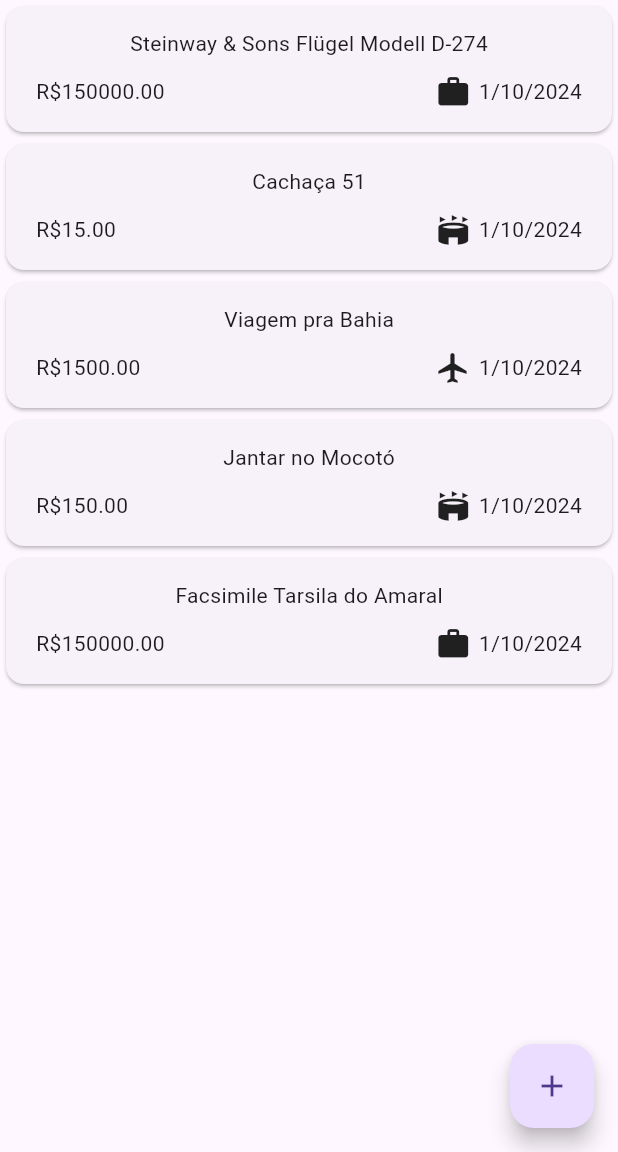
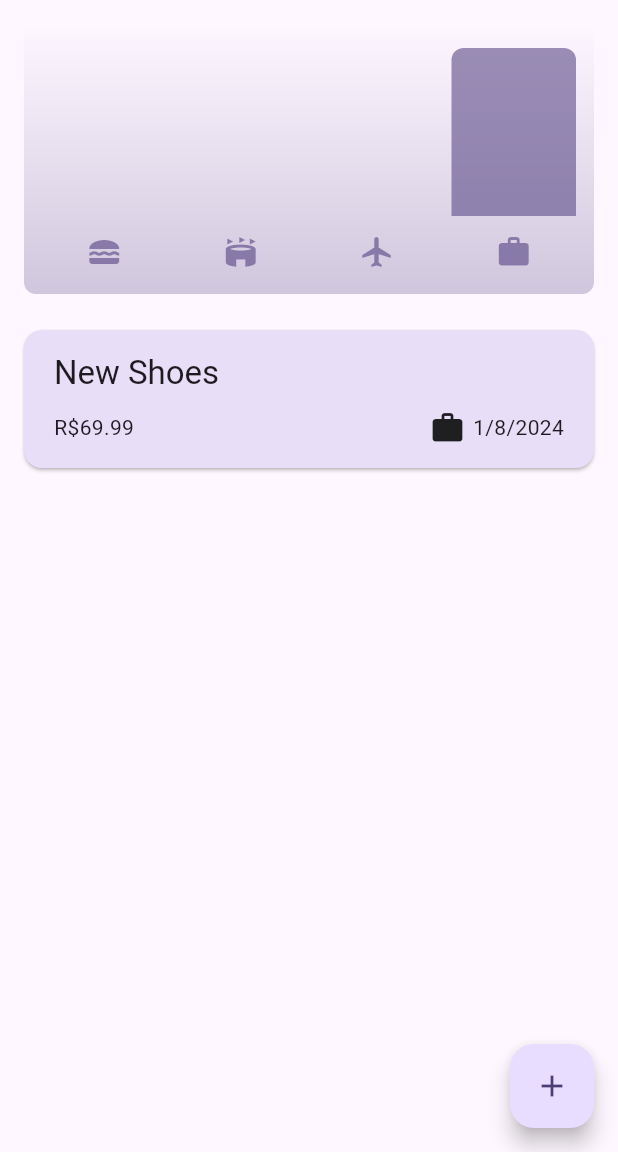
Before and after one commit to PedroGabrielBHZ/expense_tracker, a Flutter app: the screen it shows after launch, on a phone screen of 412 x 824 dp, the part 84-1236 px from its top. Run offline on Flutter 3.47's test engine with Material 3 defaults, Android fonts, the phone set to English and light mode, and no system bars.

Commit message:
Unrequited commit.

```diff
--- a/lib/main.dart
+++ b/lib/main.dart
@@ -2,9 +2,49 @@ import 'package:flutter/material.dart';
 
 import 'package:expense_tracker/widgets/expenses.dart';
 
+var kColorScheme = ColorScheme.fromSeed(
+  seedColor: const Color.fromARGB(255, 96, 59, 181),
+);
+
+var kDarkColorScheme = ColorScheme.fromSeed(
+  brightness: Brightness.dark,
+  seedColor: const Color.fromARGB(255, 5, 99, 125),
+);
+
 void main() {
-  runApp(const MaterialApp(
+  runApp(MaterialApp(
     debugShowCheckedModeBanner: false,
-    home: Expenses(),
+    theme: ThemeData().copyWith(
+      useMaterial3: true,
+      colorScheme: kColorScheme,
+      cardTheme: const CardTheme().copyWith(
+        color: kColorScheme.secondaryContainer,
+        margin: const EdgeInsets.symmetric(
+          vertical: 8,
+          horizontal: 16,
+        ),
+      ),
+      elevatedButtonTheme: ElevatedButtonThemeData(
+          style: ElevatedButton.styleFrom(
+        backgroundColor: kColorScheme.primaryContainer,
+        foregroundColor: kDarkColorScheme.onPrimaryContainer,
+      )),
+    ),
+    darkTheme: ThemeData.dark().copyWith(
+      useMaterial3: true,
+      colorScheme: kDarkColorScheme,
+      cardTheme: const CardTheme().copyWith(
+        color: kDarkColorScheme.secondaryContainer,
+        margin: const EdgeInsets.symmetric(
+          vertical: 8,
+          horizontal: 16,
+        ),
+      ),
+      elevatedButtonTheme: ElevatedButtonThemeData(
+          style: ElevatedButton.styleFrom(
+        backgroundColor: kDarkColorScheme.primaryContainer,
+      )),
+    ),
+    home: const Expenses(),
   ));
 }
--- a/lib/models/expense.dart
+++ b/lib/models/expense.dart
@@ -38,3 +38,19 @@ class Expense {
     return formatter.format(date);
   }
 }
+
+class ExpenseBucket {
+  ExpenseBucket({required this.category, required this.expenses});
+
+  ExpenseBucket.forCategory(List<Expense> allExpenses, this.category)
+      : expenses = allExpenses
+            .where((expense) => expense.category == category)
+            .toList();
+
+  final Category category;
+  final List<Expense> expenses;
+
+  double get totalExpenses {
+    return expenses.fold(0, (sum, expense) => sum + expense.amount);
+  }
+}
--- /dev/null
+++ b/lib/widgets/chart/chart.dart
@@ -0,0 +1,95 @@
+import 'package:flutter/material.dart';
+
+import 'package:expense_tracker/widgets/chart/chart_bar.dart';
+import 'package:expense_tracker/models/expense.dart';
+
+class Chart extends StatelessWidget {
+  const Chart({super.key, required this.expenses});
+
+  final List<Expense> expenses;
+
+  List<ExpenseBucket> get buckets {
+    return [
+      ExpenseBucket.forCategory(expenses, Category.food),
+      ExpenseBucket.forCategory(expenses, Category.leisure),
+      ExpenseBucket.forCategory(expenses, Category.travel),
+      ExpenseBucket.forCategory(expenses, Category.work),
+    ];
+  }
+
+  double get maxTotalExpense {
+    double maxTotalExpense = 0;
+
+    for (final bucket in buckets) {
+      if (bucket.totalExpenses > maxTotalExpense) {
+        maxTotalExpense = bucket.totalExpenses;
+      }
+    }
+
+    return maxTotalExpense;
+  }
+
+  @override
+  Widget build(BuildContext context) {
+    final isDarkMode =
+        MediaQuery.of(context).platformBrightness == Brightness.dark;
+    return Container(
+      margin: const EdgeInsets.all(16),
+      padding: const EdgeInsets.symmetric(
+        vertical: 16,
+        horizontal: 8,
+      ),
+      width: double.infinity,
+      height: 180,
+      decoration: BoxDecoration(
+        borderRadius: BorderRadius.circular(8),
+        gradient: LinearGradient(
+          colors: [
+            Theme.of(context).colorScheme.primary.withOpacity(0.3),
+            Theme.of(context).colorScheme.primary.withOpacity(0.0)
+          ],
+          begin: Alignment.bottomCenter,
+          end: Alignment.topCenter,
+        ),
+      ),
+      child: Column(
+        children: [
+          Expanded(
+            child: Row(
+              crossAxisAlignment: CrossAxisAlignment.end,
+              children: [
+                for (final bucket in buckets) // alternative to map()
+                  ChartBar(
+                    fill: bucket.totalExpenses == 0
+                        ? 0
+                        : bucket.totalExpenses / maxTotalExpense,
+                  )
+              ],
+            ),
+          ),
+          const SizedBox(height: 12),
+          Row(
+            children: buckets
+                .map(
+                  (bucket) => Expanded(
+                    child: Padding(
+                      padding: const EdgeInsets.symmetric(horizontal: 4),
+                      child: Icon(
+                        categoryIcons[bucket.category],
+                        color: isDarkMode
+                            ? Theme.of(context).colorScheme.secondary
+                            : Theme.of(context)
+                                .colorScheme
+                                .primary
+                                .withOpacity(0.7),
+                      ),
+                    ),
+                  ),
+                )
+                .toList(),
+          )
+        ],
+      ),
+    );
+  }
+}
--- /dev/null
+++ b/lib/widgets/chart/chart_bar.dart
@@ -0,0 +1,34 @@
+import 'package:flutter/material.dart';
+
+class ChartBar extends StatelessWidget {
+  const ChartBar({
+    super.key,
+    required this.fill,
+  });
+
+  final double fill;
+
+  @override
+  Widget build(BuildContext context) {
+    final isDarkMode =
+        MediaQuery.of(context).platformBrightness == Brightness.dark;
+    return Expanded(
+      child: Padding(
+        padding: const EdgeInsets.symmetric(horizontal: 4),
+        child: FractionallySizedBox(
+          heightFactor: fill,
+          child: DecoratedBox(
+            decoration: BoxDecoration(
+              shape: BoxShape.rectangle,
+              borderRadius:
+                  const BorderRadius.vertical(top: Radius.circular(8)),
+              color: isDarkMode
+                  ? Theme.of(context).colorScheme.secondary
+                  : Theme.of(context).colorScheme.primary.withOpacity(0.65),
+            ),
+          ),
+        ),
+      ),
+    );
+  }
+}
--- a/lib/widgets/expense_item.dart
+++ b/lib/widgets/expense_item.dart
@@ -12,8 +12,10 @@ class ExpenseItem extends StatelessWidget {
       child: Padding(
           padding: const EdgeInsets.symmetric(horizontal: 20, vertical: 15),
           child: Column(
+            crossAxisAlignment: CrossAxisAlignment.start,
             children: [
-              Text(expense.title),
+              Text(expense.title,
+                  style: Theme.of(context).textTheme.titleLarge),
               const SizedBox(height: 10),
               Row(
                 children: [
--- a/lib/widgets/expenses.dart
+++ b/lib/widgets/expenses.dart
@@ -1,3 +1,4 @@
+import 'package:expense_tracker/widgets/chart/chart.dart';
 import 'package:expense_tracker/widgets/expenses_list.dart';
 import 'package:expense_tracker/models/expense.dart';
 import 'package:expense_tracker/widgets/new_expense.dart';
@@ -15,29 +16,9 @@ class Expenses extends StatefulWidget {
 class _ExpensesState extends State<Expenses> {
   final List<Expense> _registeredExpenses = [
     Expense(
-        title: "Steinway & Sons Flügel Modell D-274",
-        amount: 150000.00,
-        date: DateTime.now(),
-        category: Category.work),
-    Expense(
-        title: "Cachaça 51",
-        amount: 15,
-        date: DateTime.now(),
-        category: Category.leisure),
-    Expense(
-        title: "Viagem pra Bahia",
-        amount: 1500,
-        date: DateTime.now(),
-        category: Category.travel),
-    Expense(
-        title: "Jantar no Mocotó",
-        amount: 150,
-        date: DateTime.now(),
-        category: Category.leisure),
-    Expense(
-      title: "Facsimile Tarsila do Amaral",
-      amount: 150000.00,
-      date: DateTime.now(),
+      title: 'New Shoes',
+      amount: 69.99,
+      date: DateTime.now().subtract(const Duration(days: 2)),
       category: Category.work,
     ),
   ];
@@ -58,15 +39,49 @@ class _ExpensesState extends State<Expenses> {
     });
   }
 
+  void _deleteExpense(Expense expense) {
+    final expenseIndex = _registeredExpenses.indexOf(expense);
+    setState(() {
+      _registeredExpenses.remove(expense);
+    });
+    ScaffoldMessenger.of(context).hideCurrentSnackBar();
+    ScaffoldMessenger.of(context).showSnackBar(
+      SnackBar(
+        content: Text("Deleted ${expense.title}"),
+        duration: const Duration(seconds: 3),
+        action: SnackBarAction(
+          label: 'Undo',
+          onPressed: () {
+            setState(() {
+              _registeredExpenses.insert(expenseIndex, expense);
+            });
+          },
+        ),
+      ),
+    );
+  }
+
   @override
   Widget build(BuildContext context) {
+    Widget expensesList = const Center(
+      child: Text("No expenses added yet"),
+    );
+
+    if (_registeredExpenses.isNotEmpty) {
+      expensesList = ExpensesList(
+        expenses: _registeredExpenses,
+        onDelete: _deleteExpense,
+      );
+    }
+
     return Scaffold(
       appBar: AppBar(
         title: const Text("Expenses"),
       ),
       body: Column(
         children: [
-          Expanded(child: ExpensesList(expenses: _registeredExpenses)),
+          Chart(expenses: _registeredExpenses),
+          Expanded(child: expensesList),
         ],
       ),
       floatingActionButtonLocation: FloatingActionButtonLocation.endFloat,
--- a/lib/widgets/expenses_list.dart
+++ b/lib/widgets/expenses_list.dart
@@ -3,14 +3,29 @@ import 'package:expense_tracker/widgets/expense_item.dart';
 import 'package:flutter/material.dart';
 
 class ExpensesList extends StatelessWidget {
-  const ExpensesList({super.key, required this.expenses});
+  const ExpensesList(
+      {super.key, required this.expenses, required this.onDelete});
 
   final List<Expense> expenses;
+  final void Function(Expense expense) onDelete;
 
   @override
   Widget build(BuildContext context) {
     return ListView.builder(
         itemCount: expenses.length,
-        itemBuilder: ((context, index) => ExpenseItem(expenses[index])));
+        itemBuilder: ((context, index) => Dismissible(
+              key: ValueKey(expenses[index].id),
+              background: Container(
+                color: Theme.of(context).colorScheme.error,
+                alignment: Alignment.centerRight,
+                padding: const EdgeInsets.only(right: 20),
+                margin: Theme.of(context).cardTheme.margin,
+                child: const Icon(Icons.delete, color: Colors.white),
+              ),
+              onDismissed: (direction) {
+                onDelete(expenses[index]);
+              },
+              child: ExpenseItem(expenses[index]),
+            )));
   }
 }
--- a/lib/widgets/new_expense.dart
+++ b/lib/widgets/new_expense.dart
@@ -78,6 +78,7 @@ class _NewExpenseState extends State<NewExpense> {
           TextField(
             maxLength: 50,
             keyboardType: TextInputType.text,
+            textCapitalization: TextCapitalization.sentences,
             controller: _titleController,
             decoration: const InputDecoration(
               labelText: "Title",
```
